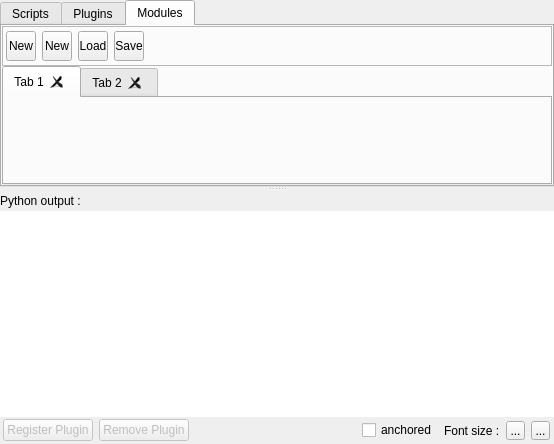
anlambert/tulip, file library/talipot-python/designer/PythonIDE.ui: the form before one commit.
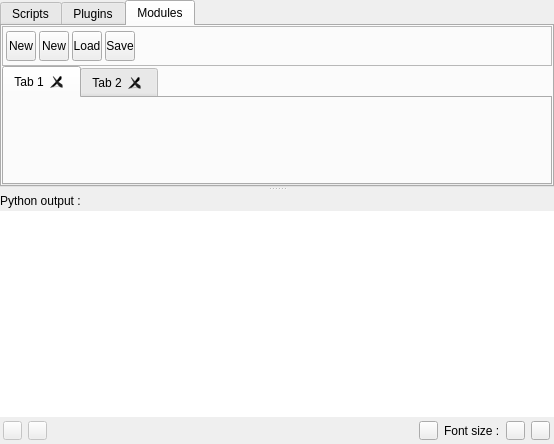
The form after the commit. The open tabs and pages were chosen to show the change. Icons and pictures are not drawn. Custom widgets are drawn as their Qt base class.

Commit message:
gui: Replace outdated GUI bitmap icons by Material Design ones
The GUI bitmap icons set inherited from the Tulip era was looking so outdated
and not really consistent in terms of design.

So replace all those bitmap icons by Material Design ones as it enables to
get high resolution icons in a consistent and nice style.

The icons are generated from the Material Design Icons webfont which allows
to get icons with every possible colors, scales or geometric transformations.

To respect the flat look GUI conventions, a few colors are used to generate
the icons to get a nice and pleasant display.

```diff
--- a/library/talipot-python/designer/PythonIDE.ui
+++ b/library/talipot-python/designer/PythonIDE.ui
@@ -591,7 +591,7 @@
           </property>
           <layout class="QHBoxLayout" name="horizontalLayout_4">
            <property name="spacing">
-            <number>6</number>
+            <number>3</number>
            </property>
            <property name="leftMargin">
             <number>3</number>
@@ -666,12 +666,12 @@
              </property>
              <property name="iconSize">
               <size>
-               <width>13</width>
-               <height>13</height>
+               <width>24</width>
+               <height>24</height>
               </size>
              </property>
              <property name="toolButtonStyle">
-              <enum>Qt::ToolButtonTextUnderIcon</enum>
+              <enum>Qt::ToolButtonIconOnly</enum>
              </property>
             </widget>
            </item>
@@ -701,12 +701,12 @@
              </property>
              <property name="iconSize">
               <size>
-               <width>13</width>
-               <height>13</height>
+               <width>24</width>
+               <height>24</height>
               </size>
              </property>
              <property name="toolButtonStyle">
-              <enum>Qt::ToolButtonTextUnderIcon</enum>
+              <enum>Qt::ToolButtonIconOnly</enum>
              </property>
             </widget>
            </item>
@@ -736,12 +736,12 @@
              </property>
              <property name="iconSize">
               <size>
-               <width>13</width>
-               <height>13</height>
+               <width>24</width>
+               <height>24</height>
               </size>
              </property>
              <property name="toolButtonStyle">
-              <enum>Qt::ToolButtonTextUnderIcon</enum>
+              <enum>Qt::ToolButtonIconOnly</enum>
              </property>
             </widget>
            </item>
@@ -1099,22 +1099,58 @@
         <number>0</number>
        </property>
        <item>
-        <widget class="QPushButton" name="registerPluginButton">
+        <widget class="QToolButton" name="registerPluginButton">
          <property name="enabled">
           <bool>false</bool>
          </property>
+         <property name="minimumSize">
+          <size>
+           <width>0</width>
+           <height>0</height>
+          </size>
+         </property>
+         <property name="maximumSize">
+          <size>
+           <width>19</width>
+           <height>19</height>
+          </size>
+         </property>
+         <property name="toolTip">
+          <string>Register or update plugin in database</string>
+         </property>
          <property name="text">
-          <string>Register Plugin</string>
+          <string/>
+         </property>
+         <property name="iconSize">
+          <size>
+           <width>19</width>
+           <height>19</height>
+          </size>
          </property>
         </widget>
        </item>
        <item>
-        <widget class="QPushButton" name="removePluginButton">
+        <widget class="QToolButton" name="removePluginButton">
          <property name="enabled">
           <bool>false</bool>
          </property>
+         <property name="maximumSize">
+          <size>
+           <width>19</width>
+           <height>19</height>
+          </size>
+         </property>
+         <property name="toolTip">
+          <string>Remove plugin from database</string>
+         </property>
          <property name="text">
-          <string>Remove Plugin</string>
+          <string/>
+         </property>
+         <property name="iconSize">
+          <size>
+           <width>19</width>
+           <height>19</height>
+          </size>
          </property>
         </widget>
        </item>
@@ -1132,12 +1168,27 @@
         </widget>
        </item>
        <item>
-        <widget class="QCheckBox" name="anchoredCB_2">
-         <property name="toolTip">
-          <string>Anchor the Python IDE window to the main Tulip window</string>
+        <widget class="QToolButton" name="anchoredCB_2">
+         <property name="maximumSize">
+          <size>
+           <width>19</width>
+           <height>19</height>
+          </size>
          </property>
          <property name="text">
-          <string>anchored</string>
+          <string/>
+         </property>
+         <property name="iconSize">
+          <size>
+           <width>19</width>
+           <height>19</height>
+          </size>
+         </property>
+         <property name="checkable">
+          <bool>true</bool>
+         </property>
+         <property name="checked">
+          <bool>false</bool>
          </property>
         </widget>
        </item>
@@ -1163,18 +1214,17 @@
           <bool>false</bool>
          </property>
          <property name="text">
-          <string>...</string>
-         </property>
-         <property name="icon">
-          <iconset resource="../resources/TalipotPython.qrc">
-           <normaloff>:/talipot/python/icons/round_minus.png</normaloff>:/talipot/python/icons/round_minus.png</iconset>
+          <string/>
          </property>
          <property name="iconSize">
           <size>
-           <width>14</width>
-           <height>14</height>
+           <width>19</width>
+           <height>19</height>
           </size>
          </property>
+         <property name="checkable">
+          <bool>false</bool>
+         </property>
          <property name="autoRaise">
           <bool>false</bool>
          </property>
@@ -1189,16 +1239,12 @@
           </size>
          </property>
          <property name="text">
-          <string>...</string>
-         </property>
-         <property name="icon">
-          <iconset resource="../resources/TalipotPython.qrc">
-           <normaloff>:/talipot/python/icons/round_plus.png</normaloff>:/talipot/python/icons/round_plus.png</iconset>
+          <string/>
          </property>
          <property name="iconSize">
           <size>
-           <width>14</width>
-           <height>14</height>
+           <width>19</width>
+           <height>19</height>
           </size>
          </property>
         </widget>
```
Left out of the diff: 226 changed lines with no effect on the pictures. The commit also changes 242 other files.
